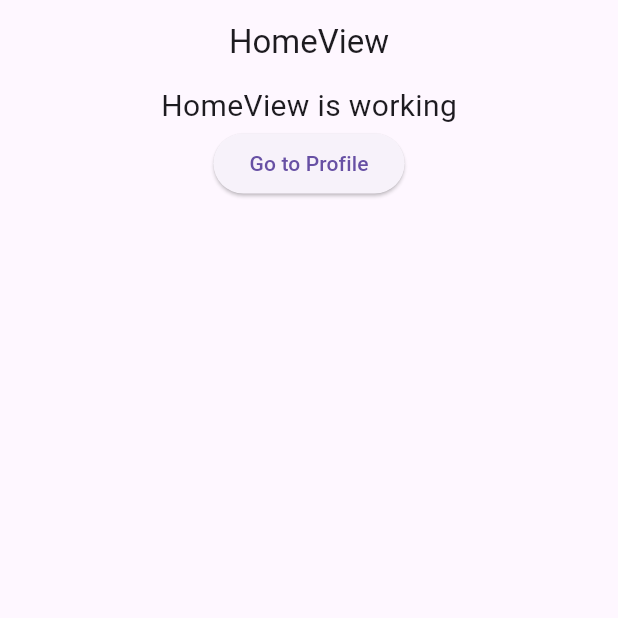
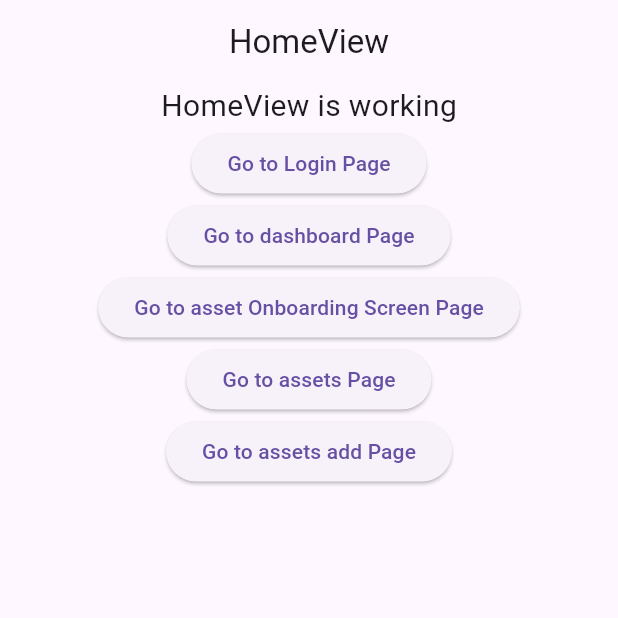
Before and after one commit to pausii/SimaRQA, a Flutter app: the screen it shows after launch, on a phone screen of 412 x 824 dp, the top half of it. Run offline on Flutter 3.47's test engine with Material 3 defaults, Android fonts, the phone set to English and light mode, and no system bars; our stand-ins replace dio, font_awesome_flutter, get, smooth_page_indicator; missing offline and left inert: flutterflow_ui.

Commit message:
update temporary home page

```diff
--- a/lib/app/modules/home/views/home_view.dart
+++ b/lib/app/modules/home/views/home_view.dart
@@ -25,8 +25,32 @@ class HomeView extends GetView<HomeController> {
             onPressed: () {
               Get.toNamed('/login');
             },
-            child: Text('Go to Profile'),
-          )
+            child: const Text('Go to Login Page'),
+          ),
+          ElevatedButton(
+            onPressed: () {
+              Get.toNamed('/dashboard');
+            },
+            child: const Text('Go to dashboard Page'),
+          ),
+          ElevatedButton(
+            onPressed: () {
+              Get.toNamed('/onboarding-screen');
+            },
+            child: const Text('Go to asset Onboarding Screen Page'),
+          ),
+          ElevatedButton(
+            onPressed: () {
+              Get.toNamed('/assets');
+            },
+            child: const Text('Go to assets Page'),
+          ),
+          ElevatedButton(
+            onPressed: () {
+              Get.toNamed('/assets-add');
+            },
+            child: const Text('Go to assets add Page'),
+          ),
         ],
       ),
     );
```
